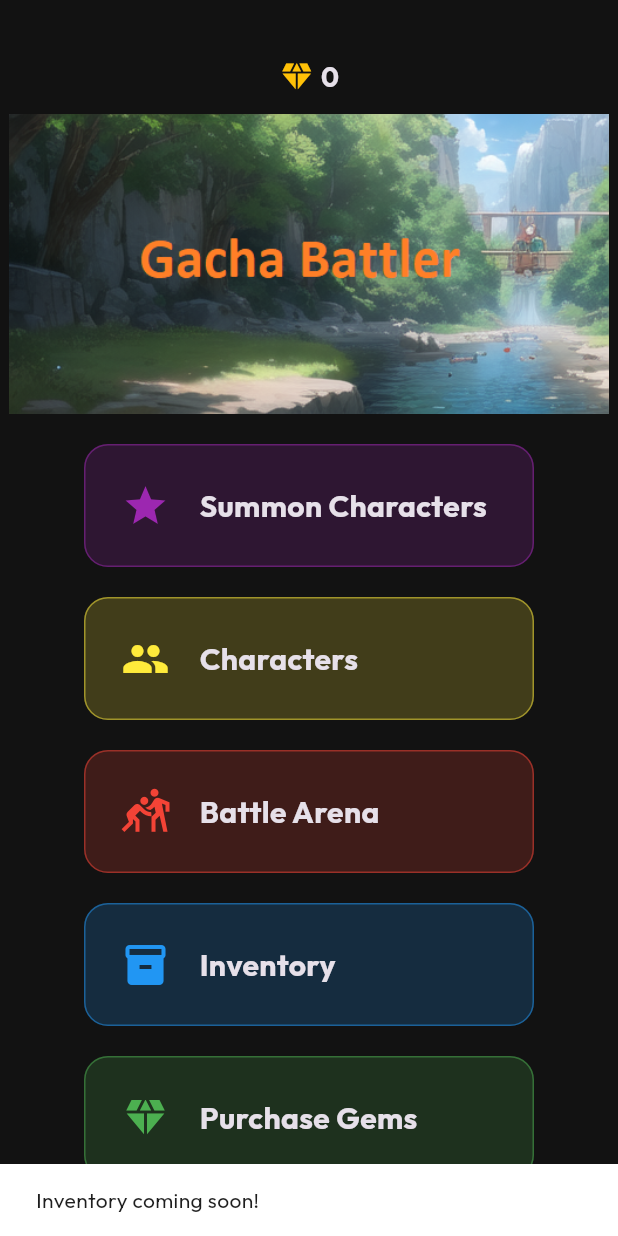
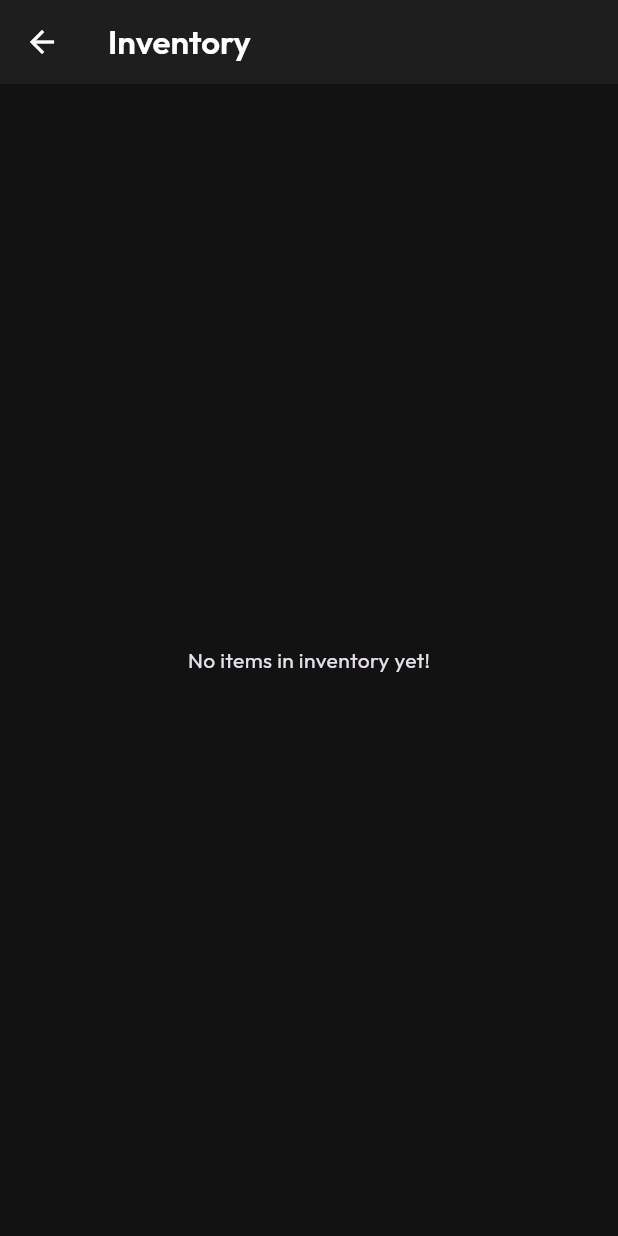
Before and after one commit to Jordan711/gacha-game-test, a Flutter app: the screen it shows after launch, after a tap on "Inventory", on a phone screen of 412 x 824 dp. Run offline on Flutter 3.47's test engine with Material 3 defaults, Android fonts, the phone set to English and light mode, and no system bars; our stand-ins replace audioplayers, flutter_riverpod, go_router, google_fonts.

Commit message:
Add inventory page, rename character list provider

```diff
--- a/lib/src/core/routing/router_provider.dart
+++ b/lib/src/core/routing/router_provider.dart
@@ -1,5 +1,6 @@
 import 'package:flutter_riverpod/flutter_riverpod.dart';
 import 'package:game/src/features/characters/presentation/characters_screen.dart';
+import 'package:game/src/features/inventory/presentation/inventory_screen.dart';
 import 'package:game/src/features/purchase_gems/presentation/purchase_gems_screen.dart';
 import 'package:go_router/go_router.dart';
 import '../../features/home/presentation/home_screen.dart';
@@ -24,6 +25,10 @@ final routerProvider = Provider<GoRouter>((ref) {
         path: '/purchase_gems',
         builder: (context, state) => const PurchaseGemsScreen(),
       ),
+      GoRoute(
+        path: '/inventory',
+        builder: (context, state) => const InventoryScreen(),
+      ),
     ],
   );
 });
--- a/lib/src/features/battle/presentation/battle_screen.dart
+++ b/lib/src/features/battle/presentation/battle_screen.dart
@@ -1,7 +1,7 @@
 import 'package:audioplayers/audioplayers.dart';
 import 'package:flutter/material.dart';
 import 'package:flutter_riverpod/flutter_riverpod.dart';
-import '../../characters/data/inventory_provider.dart';
+import '../../characters/data/character_list_provider.dart';
 import '../../characters/domain/character.dart';
 
 class BattleScreen extends ConsumerStatefulWidget {
@@ -28,7 +28,7 @@ class _BattleScreenState extends ConsumerState<BattleScreen> {
 
   @override
   Widget build(BuildContext context) {
-    final inventory = ref.watch(inventoryProvider);
+    final inventory = ref.watch(characterListProvider);
 
     if (inventory.isEmpty) {
       return Scaffold(
--- a/lib/src/features/characters/presentation/characters_screen.dart
+++ b/lib/src/features/characters/presentation/characters_screen.dart
@@ -2,7 +2,7 @@ import 'package:flutter/material.dart';
 import 'package:flutter_riverpod/flutter_riverpod.dart';
 import 'package:audioplayers/audioplayers.dart';
 import 'package:game/src/core/theme/rarity_colors.dart';
-import '../../characters/data/inventory_provider.dart';
+import '../data/character_list_provider.dart';
 
 class CharactersScreen extends ConsumerStatefulWidget {
   const CharactersScreen({super.key});
@@ -28,7 +28,7 @@ class _CharactersScreenState extends ConsumerState<CharactersScreen> {
 
   @override
   Widget build(BuildContext context) {
-    final inventory = ref.watch(inventoryProvider);
+    final inventory = ref.watch(characterListProvider);
 
     return Scaffold(
       appBar: AppBar(title: const Text('Characters')),
@@ -114,7 +114,7 @@ class _CharactersScreenState extends ConsumerState<CharactersScreen> {
                             TextButton(
                               onPressed: () {
                                 ref
-                                    .read(inventoryProvider.notifier)
+                                    .read(characterListProvider.notifier)
                                     .removeCharacter(character.id);
                                 Navigator.pop(context);
                               },
--- a/lib/src/features/gacha/presentation/gacha_screen.dart
+++ b/lib/src/features/gacha/presentation/gacha_screen.dart
@@ -5,7 +5,7 @@ import 'package:audioplayers/audioplayers.dart';
 import 'package:game/src/features/economy/data/gem_balance_provider.dart';
 import 'package:game/src/features/economy/widgets/gem_balance_widget.dart';
 import '../../characters/domain/character.dart';
-import '../../characters/data/inventory_provider.dart';
+import '../../characters/data/character_list_provider.dart';
 import 'package:game/src/core/theme/rarity_colors.dart';
 
 class GachaScreen extends ConsumerStatefulWidget {
@@ -48,7 +48,7 @@ class _GachaScreenState extends ConsumerState<GachaScreen> {
 
     final newCharacter = Character.random(name, rarity);
 
-    ref.read(inventoryProvider.notifier).addCharacter(newCharacter);
+    ref.read(characterListProvider.notifier).addCharacter(newCharacter);
 
     if (mounted) {
       await _audioPlayer.play(AssetSource('audio/applause01.ogg'));
@@ -70,6 +70,7 @@ class _GachaScreenState extends ConsumerState<GachaScreen> {
           mainAxisAlignment: MainAxisAlignment.center,
           children: [
             GemBalanceWidget(),
+            const SizedBox(height: 20),
             if (_isSummoning)
               const CircularProgressIndicator()
             else if (_lastSummoned != null)
--- a/lib/src/features/home/presentation/home_screen.dart
+++ b/lib/src/features/home/presentation/home_screen.dart
@@ -46,12 +46,7 @@ class HomeScreen extends ConsumerWidget {
               title: 'Inventory',
               icon: Icons.inventory,
               color: Colors.blue,
-              onTap: () {
-                // TODO: Implement inventory screen
-                ScaffoldMessenger.of(context).showSnackBar(
-                  const SnackBar(content: Text('Inventory coming soon!')),
-                );
-              },
+              onTap: () => context.push('/inventory'),
             ),
             const SizedBox(height: 20),
             _buildMenuButton(
--- /dev/null
+++ b/lib/src/features/inventory/presentation/inventory_screen.dart
@@ -0,0 +1,24 @@
+import 'package:flutter/material.dart';
+import 'package:flutter_riverpod/flutter_riverpod.dart';
+
+class InventoryScreen extends ConsumerStatefulWidget {
+  const InventoryScreen({super.key});
+
+  @override
+  ConsumerState<InventoryScreen> createState() => _InventoryScreenState();
+}
+
+class _InventoryScreenState extends ConsumerState<InventoryScreen> {
+  @override
+  Widget build(BuildContext context) {
+    return Scaffold(
+      appBar: AppBar(title: const Text('Inventory')),
+      body: Center(
+        child: Column(
+          mainAxisAlignment: MainAxisAlignment.center,
+          children: [Text('No items in inventory yet!')],
+        ),
+      ),
+    );
+  }
+}
```
Also changed, not shown: lib/src/features/characters/data/character_list_provider.dart (renamed from lib/src/features/characters/data/inventory_provider.dart, +5 -5 lines).
